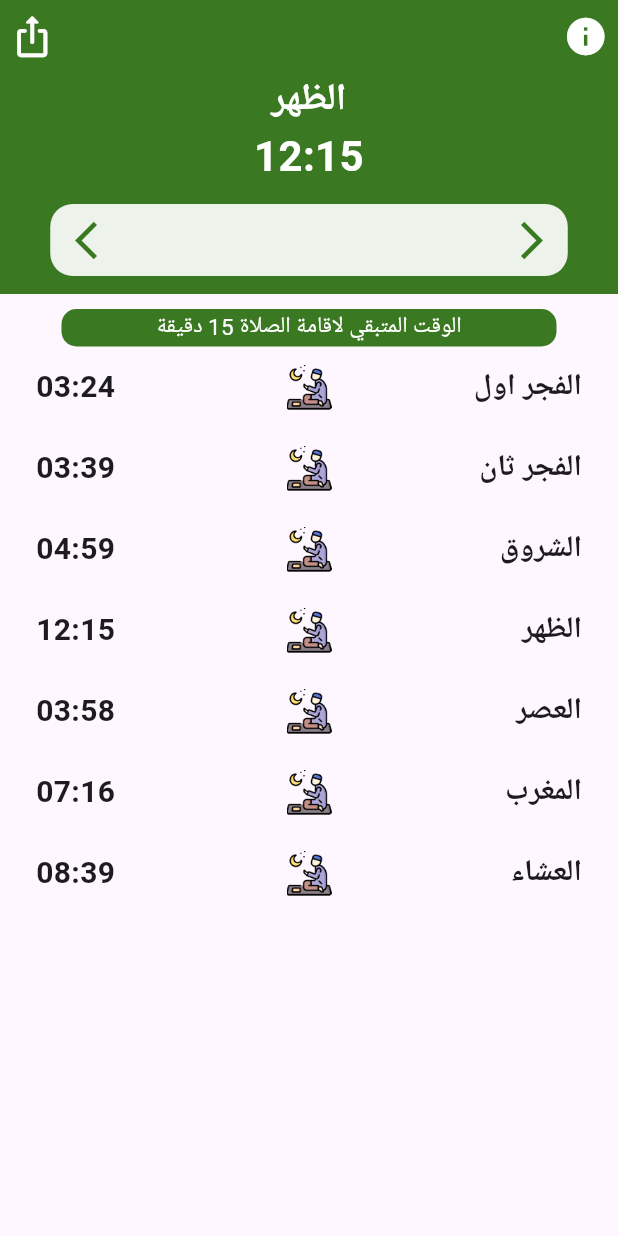
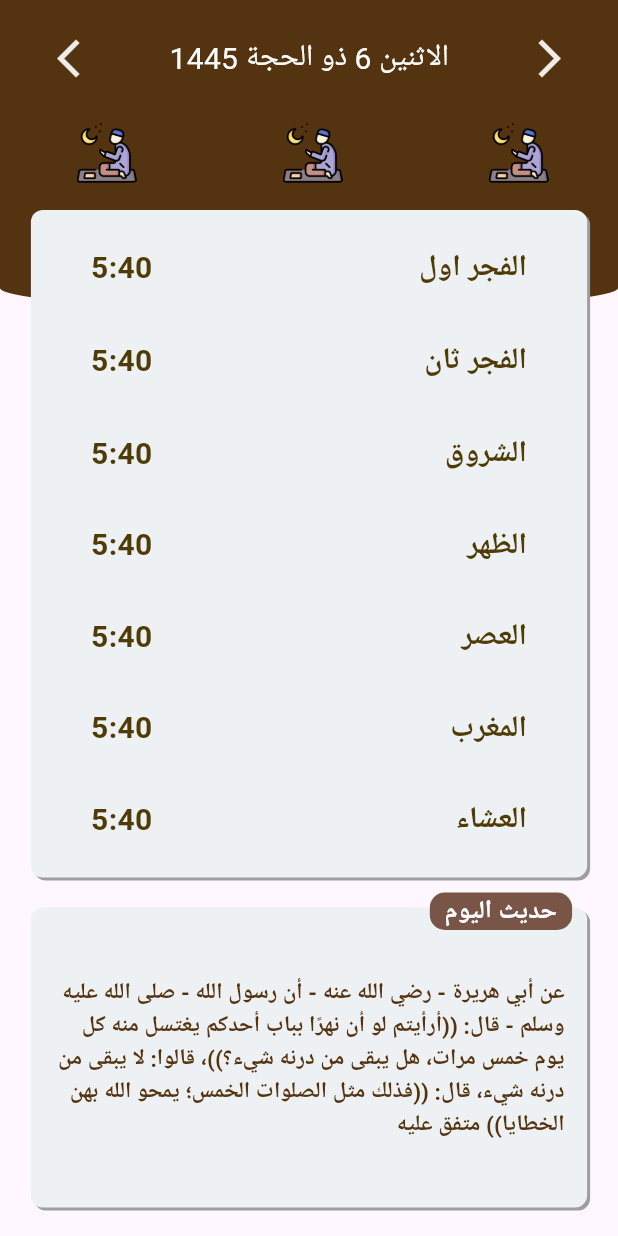
Before and after one commit to TheCoderGit/baghdad_prayers, a Flutter app: the screen it shows after launch, on a phone screen of 412 x 824 dp. Run offline on Flutter 3.47's test engine with Material 3 defaults, Android fonts, the phone set to English and light mode, and no system bars; missing offline and left inert: jhijri.

Commit message:
new design

```diff
--- a/lib/controllers/prayers_controller.dart
+++ b/lib/controllers/prayers_controller.dart
@@ -52,4 +52,22 @@ class PrayersController {
 
     return hijriDate.toString();
   }
+
+  String getHijriDate2() {
+    var today = DateTime.now();
+
+    var hijriDate = JHijri(
+        fDate: DateTime.parse(
+            "${today.year.toString()}-${today.month.toString()}-${today.day.toString()}"));
+
+    return hijriDate.toString();
+  }
+
+  getDate() {
+    final jh1 = JHijri.now();
+    final jh2 = JHijri(fMonth: 2, fYear: 1444, fDay: 11);
+    final jh3 = JHijri(fDate: DateTime.parse("1984-12-24"));
+
+    print(jh3.hijri.toMap().toString());
+  }
 }
--- a/lib/main.dart
+++ b/lib/main.dart
@@ -3,7 +3,9 @@ import 'package:flutter/material.dart';
 import 'package:flutter_localizations/flutter_localizations.dart';
 
 void main() {
-  runApp(const MainApp());
+  runApp(
+    const MainApp(),
+  );
 }
 
 class MainApp extends StatelessWidget {
--- a/lib/pages/main_page/main_page.dart
+++ b/lib/pages/main_page/main_page.dart
@@ -1,7 +1,3 @@
-import 'package:baghdad_prayers/controllers/prayers_controller.dart';
-import 'package:baghdad_prayers/pages/main_page/components/main_page_header.dart';
-import 'package:baghdad_prayers/pages/main_page/components/pray_time_section.dart';
-import 'package:baghdad_prayers/pages/main_page/components/remaining_time_section.dart';
 import 'package:baghdad_prayers/util/my_constants.dart';
 import 'package:flutter/material.dart';
 
@@ -10,38 +6,242 @@ class MainPage extends StatelessWidget {
 
   @override
   Widget build(BuildContext context) {
-    var prayersController = PrayersController();
-    var todayPrayers = prayersController.currentDayPrayers();
-    var nextPrayer = prayersController.findNextTimeIndex(todayPrayers);
+    return const Scaffold(
+      body: SafeArea(
+          child: Stack(
+        alignment: Alignment.center,
+        clipBehavior: Clip.none,
+        children: [
+          TopSection(),
+          Positioned(
+            top: 140,
+            child: SingleChildScrollView(
+              child: Column(
+                children: [
+                  PrayersCard(),
+                  SizedBox(
+                    height: 20,
+                  ),
+                  HadithCard(),
+                ],
+              ),
+            ),
+          )
+        ],
+      )),
+    );
+  }
+}
 
-    return Scaffold(
-      // هذا الودجت يجعل التطبيق تحت شريط العلوي للهاتف
-      body: SafeArea(
-        // هنا الكولم الاساسي الحاوي لجميع عناصر التطبيق
-        child: Column(
-          //mainAxisSize: MainAxisSize.max,
-          children: [
-            MainPageHeader(
-              currentPrayerName: prayerNames[nextPrayer],
-              currentPrayerTime: prayersController
-                  .time24To12Converter(todayPrayers![nextPrayer]),
-              currentHijriDate: prayersController.getHijriDate(),
+class HadithCard extends StatelessWidget {
+  const HadithCard({
+    super.key,
+  });
+
+  @override
+  Widget build(BuildContext context) {
+    return Stack(
+      clipBehavior: Clip.none,
+      children: [
+        Container(
+          alignment: Alignment.center,
+          height: 200,
+          padding: const EdgeInsets.all(15),
+          width: MediaQuery.of(context).size.width * 0.9,
+          decoration: BoxDecoration(
+              color: const Color.fromARGB(255, 238, 241, 243),
+              borderRadius: BorderRadius.circular(8),
+              boxShadow: const [
+                BoxShadow(
+                  color: Colors.grey,
+                  offset: Offset(2, 2),
+                  blurStyle: BlurStyle.normal,
+                ),
+              ]),
+          child: Text(
+            hadith[0],
+            style: const TextStyle(
+                fontSize: 15,
+                color: Color.fromRGBO(84, 51, 16, 1),
+                fontWeight: FontWeight.bold),
+            textAlign: TextAlign.right,
+          ),
+        ),
+        Positioned(
+          top: -10,
+          right: 10,
+          child: Container(
+            padding: const EdgeInsets.symmetric(horizontal: 10),
+            decoration: BoxDecoration(
+                color: Colors.brown, borderRadius: BorderRadius.circular(10)),
+            alignment: AlignmentDirectional.topEnd,
+            child: const Text(
+              "حديث اليوم",
+              style: TextStyle(
+                  fontSize: 17,
+                  fontWeight: FontWeight.bold,
+                  color: Colors.white),
             ),
-            const RemainingTimeSection(),
-            ListView.builder(
-                shrinkWrap: true,
-                itemBuilder: (context, index) {
-                  return PrayTimeWidget(
-                    prayerName: prayerNames[index],
-                    prayerTime: prayersController
-                        .time24To12Converter(todayPrayers[index]),
-                    imagePath: fagr1Image,
-                  );
-                },
-                itemCount: 7),
-          ],
+          ),
         ),
+      ],
+    );
+  }
+}
+
+class PrayersCard extends StatelessWidget {
+  const PrayersCard({
+    super.key,
+  });
+
+  @override
+  Widget build(BuildContext context) {
+    return Container(
+      padding: const EdgeInsets.all(8),
+      alignment: Alignment.center,
+      width: MediaQuery.of(context).size.width * 0.9,
+      decoration: BoxDecoration(
+          color: const Color.fromARGB(255, 238, 241, 243),
+          borderRadius: BorderRadius.circular(8),
+          boxShadow: const [
+            BoxShadow(
+              color: Colors.grey,
+              offset: Offset(2, 2),
+              blurStyle: BlurStyle.normal,
+            ),
+          ]),
+      child: ListView.builder(
+        itemBuilder: (context, index) {
+          return PrayerTimeWidget(
+            prayName: prayerNames[index],
+            prayTime: "5:40",
+          );
+        },
+        shrinkWrap: true,
+        itemCount: 7,
       ),
     );
   }
 }
+
+class TopSection extends StatelessWidget {
+  const TopSection({
+    super.key,
+  });
+
+  @override
+  Widget build(BuildContext context) {
+    return Container(
+      padding: const EdgeInsets.only(top: 15),
+      alignment: Alignment.topCenter,
+      width: double.infinity,
+      height: MediaQuery.of(context).size.shortestSide * 0.5,
+      decoration: const BoxDecoration(
+          color: Color.fromRGBO(84, 51, 16, 1),
+          borderRadius:
+              BorderRadius.vertical(bottom: Radius.elliptical(220, 15))),
+      child: const Column(
+        children: [
+          HijriDate(),
+          Row(
+            mainAxisAlignment: MainAxisAlignment.spaceAround,
+            children: [
+              HeaderButton(),
+              HeaderButton(),
+              HeaderButton(),
+            ],
+          )
+        ],
+      ),
+    );
+  }
+}
+
+class HeaderButton extends StatelessWidget {
+  const HeaderButton({
+    super.key,
+  });
+
+  @override
+  Widget build(BuildContext context) {
+    return IconButton(
+      color: Colors.white,
+      padding: const EdgeInsets.only(left: 5),
+      iconSize: 30,
+      onPressed: () {},
+      icon: Image.asset(
+        'images/praying.png',
+        width: 40,
+      ),
+    );
+  }
+}
+
+class HijriDate extends StatelessWidget {
+  const HijriDate({
+    super.key,
+  });
+
+  @override
+  Widget build(BuildContext context) {
+    return Padding(
+      padding: const EdgeInsets.only(bottom: 15),
+      child: Row(
+        mainAxisAlignment: MainAxisAlignment.spaceAround,
+        children: [
+          IconButton(
+              color: const Color.fromARGB(232, 255, 255, 255),
+              iconSize: 30,
+              onPressed: () {},
+              icon: const Icon(Icons.arrow_back_ios_new)),
+          const Text(
+            "الاثنين 6 ذو الحجة 1445",
+            style: TextStyle(
+                fontSize: 20, color: Color.fromARGB(255, 255, 255, 255)),
+          ),
+          IconButton(
+              color: const Color.fromARGB(232, 255, 255, 255),
+              iconSize: 30,
+              onPressed: () {},
+              icon: const Icon(Icons.arrow_forward_ios)),
+        ],
+      ),
+    );
+  }
+}
+
+class PrayerTimeWidget extends StatelessWidget {
+  const PrayerTimeWidget({
+    super.key,
+    required this.prayName,
+    required this.prayTime,
+  });
+  final String prayName;
+  final String prayTime;
+
+  @override
+  Widget build(BuildContext context) {
+    return Padding(
+      padding: const EdgeInsets.symmetric(vertical: 16, horizontal: 32),
+      child: Row(
+        mainAxisAlignment: MainAxisAlignment.spaceBetween,
+        mainAxisSize: MainAxisSize.max,
+        children: [
+          Text(
+            prayName,
+            style: const TextStyle(
+                fontSize: 20,
+                color: Color.fromARGB(255, 78, 59, 5),
+                fontWeight: FontWeight.bold),
+          ),
+          Text(
+              style: const TextStyle(
+                  fontSize: 20,
+                  color: Color.fromARGB(255, 78, 59, 5),
+                  fontWeight: FontWeight.bold),
+              prayTime),
+        ],
+      ),
+    );
+  }
+}
--- a/lib/util/my_constants.dart
+++ b/lib/util/my_constants.dart
@@ -36,7 +36,6 @@ const monthsName = {
   },
 };
 
-
 const prayerNames = [
   "الفجر اول",
   "الفجر ثان",
@@ -47,6 +46,19 @@ const prayerNames = [
   "العشاء",
 ];
 
+const prayersImages = [
+  fagr1Image,
+  fagr2Image,
+  shorookImage,
+  zohrImage,
+  asrImage,
+  maghrebImage,
+  eshaaImage
+];
+
+const hadith = [
+  "عن أبي هريرة - رضي الله عنه - أن رسول الله - صلى الله عليه وسلم - قال: ((أرأيتم لو أن نهرًا بباب أحدكم يغتسل منه كل يوم خمس مرات، هل يبقى من درنه شيء؟))، قالوا: لا يبقى من درنه شيء، قال: ((فذلك مثل الصلوات الخمس؛ يمحو الله بهن الخطايا)) متفق عليه",
+];
 
 const fagr1Image = "images/praying.png";
 const fagr2Image = "images/praying.png";
```
Also changed, not shown: lib/pages/main_page/components/remaining_time_section.dart (+0 -12 lines).
